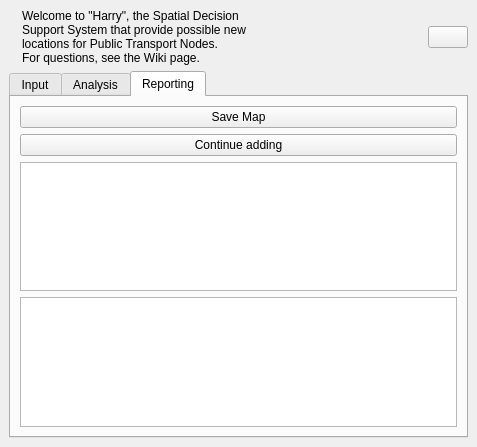
Matthie456/Bon_DenDuijn, file SpatialDecision/spatial_decision_dockwidget_base.ui: the form before one commit.
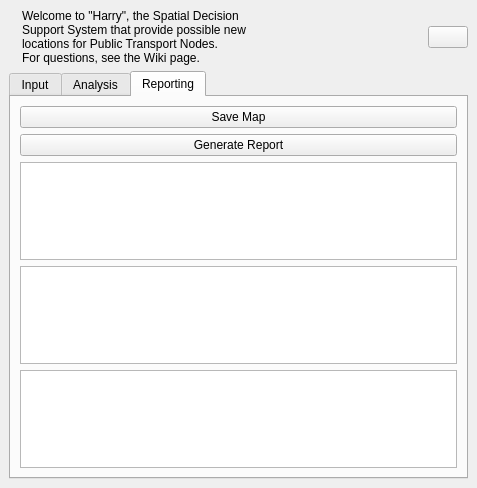
The form after the commit. The open tabs and pages were chosen to show the change.

The edit to the form file:
```diff
--- a/SpatialDecision/spatial_decision_dockwidget_base.ui
+++ b/SpatialDecision/spatial_decision_dockwidget_base.ui
@@ -7,7 +7,7 @@
     <x>0</x>
     <y>0</y>
     <width>477</width>
-    <height>447</height>
+    <height>488</height>
    </rect>
   </property>
   <property name="windowTitle">
@@ -360,7 +360,7 @@
         <item>
          <widget class="QPushButton" name="continueAddingNodesButton">
           <property name="text">
-           <string>Continue adding</string>
+           <string>Generate Report</string>
           </property>
          </widget>
         </item>
@@ -370,6 +370,9 @@
         <item>
          <widget class="QTableWidget" name="statisticsTable"/>
         </item>
+        <item>
+         <widget class="QPlainTextEdit" name="reportTextEdit"/>
+        </item>
        </layout>
       </widget>
      </widget>
```
Left out of the diff: 2 changed lines with no effect on the pictures.
